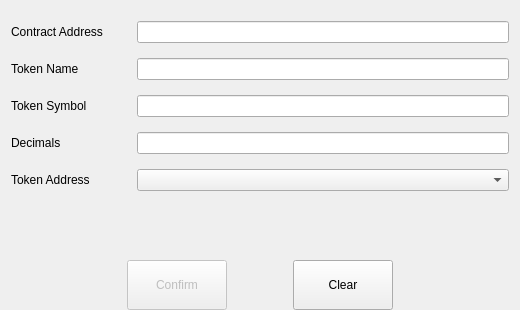
Before: the Qt Designer form src/qt/forms/addtokenpage.ui in qtumproject/qtum, drawn with Qt 5.
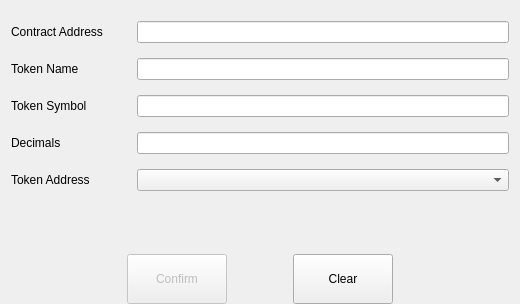
After: the same form once the commit is applied. Custom widgets are drawn as their Qt base class.

Commit message: Update token address description font

```diff
--- a/src/qt/forms/addtokenpage.ui
+++ b/src/qt/forms/addtokenpage.ui
@@ -7,7 +7,7 @@
     <x>0</x>
     <y>0</y>
     <width>520</width>
-    <height>310</height>
+    <height>304</height>
    </rect>
   </property>
   <property name="windowTitle">
@@ -140,11 +140,6 @@
            <verstretch>0</verstretch>
           </sizepolicy>
          </property>
-         <property name="font">
-          <font>
-           <pointsize>7</pointsize>
-          </font>
-         </property>
          <property name="text">
           <string/>
          </property>
@@ -175,11 +170,6 @@
            <verstretch>0</verstretch>
           </sizepolicy>
          </property>
-         <property name="font">
-          <font>
-           <pointsize>7</pointsize>
-          </font>
-         </property>
          <property name="text">
           <string/>
          </property>
```
The commit also changes 2 other files.
